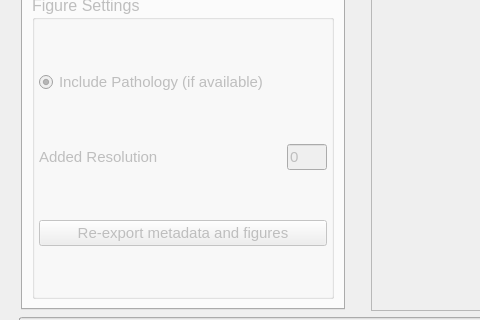
This is scripts/Cut_Application_thread_layout.ui in c-arthurs/QuArray as Qt 5 draws it before an edit; both pictures show x 0 to 480 and y 273 to 593 of the 1182 by 708 pixel window. The edited form follows.
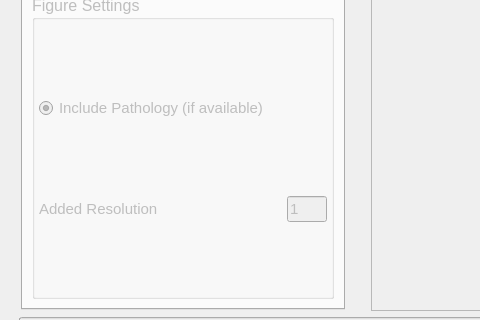
This is the edited form. The open tabs and pages were chosen to show the change.

Patch:
```diff
--- a/scripts/Cut_Application_thread_layout.ui
+++ b/scripts/Cut_Application_thread_layout.ui
@@ -924,7 +924,7 @@
                  </font>
                 </property>
                 <property name="text">
-                 <string>0</string>
+                 <string>1</string>
                 </property>
                </widget>
               </item>
@@ -970,24 +970,6 @@
                 </property>
                </widget>
               </item>
-              <item row="4" column="0" colspan="2">
-               <widget class="QPushButton" name="export_again">
-                <property name="minimumSize">
-                 <size>
-                  <width>0</width>
-                  <height>20</height>
-                 </size>
-                </property>
-                <property name="font">
-                 <font>
-                  <pointsize>11</pointsize>
-                 </font>
-                </property>
-                <property name="text">
-                 <string>Re-export metadata and figures</string>
-                </property>
-               </widget>
-              </item>
              </layout>
             </widget>
            </item>
```
Left out of the diff: 2 changed lines with no effect on the pictures.
